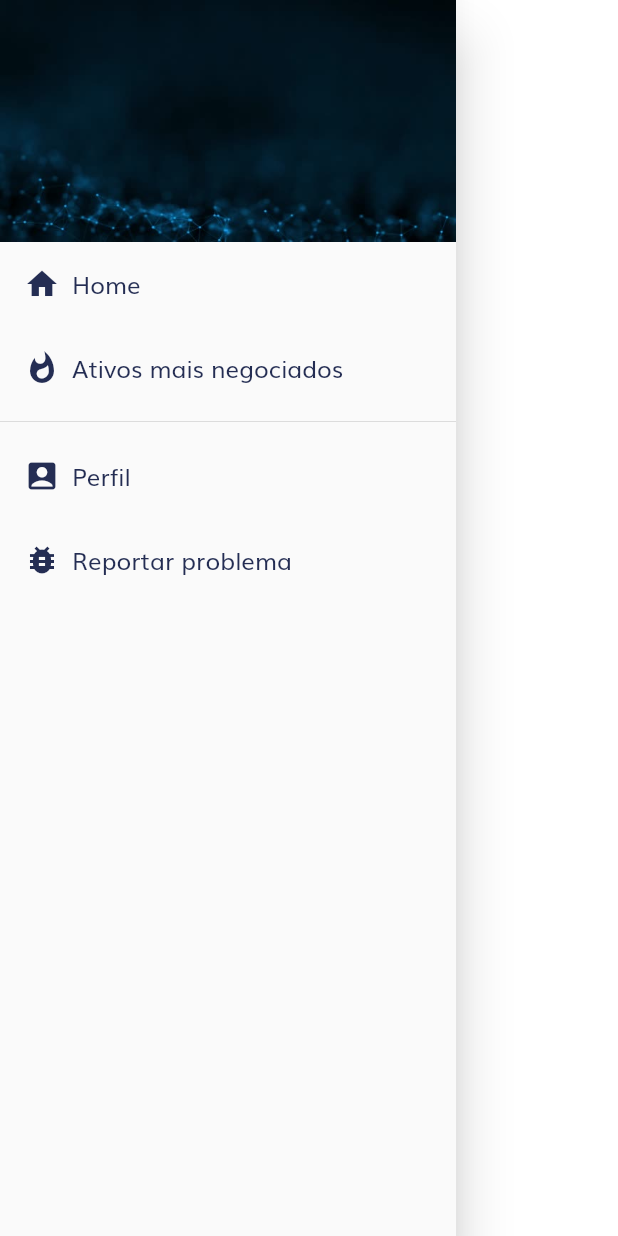
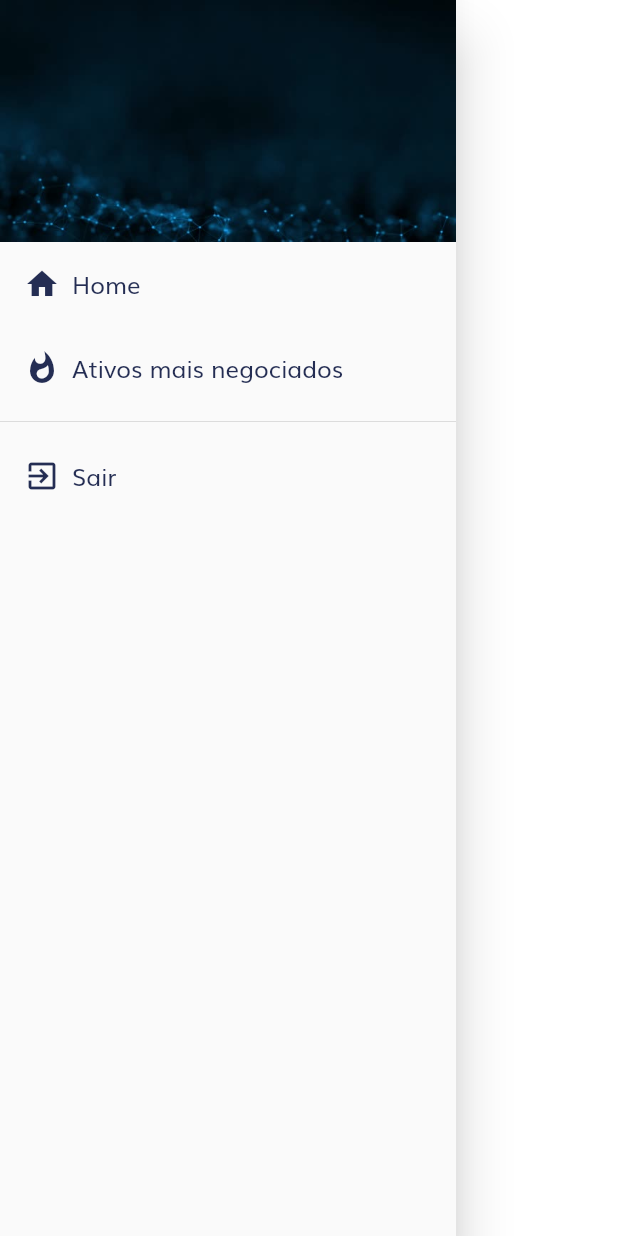
Before and after one commit to marcelomcdev/toro-bank-frontend-flutter, a Flutter app: the AppDrawer widget shown alone on an empty page, opened directly, on a phone screen of 412 x 824 dp. Run offline on Flutter 3.47's test engine with Material 2 defaults, Android fonts, the phone set to English and light mode, and no system bars; our stand-ins replace dartz, dio, flutter_modular, lottie, page_transition, shared_preferences; accounts and stored records are empty; network calls fail.

Commit message:
add logout processo

```diff
--- a/toro_bank_frontend/lib/modules/presenters/pages/shared/drawer/app_drawer.dart
+++ b/toro_bank_frontend/lib/modules/presenters/pages/shared/drawer/app_drawer.dart
@@ -1,4 +1,5 @@
 import 'package:flutter/material.dart';
+import 'package:shared_preferences/shared_preferences.dart';
 import 'package:toro_bank_frontend/modules/presenters/pages/shared/drawer/app_drawer_header.dart';
 import 'package:toro_bank_frontend/modules/presenters/pages/shared/drawer/app_drawer_item.dart';
 
@@ -15,7 +16,7 @@ class AppDrawer extends StatelessWidget {
           AppDrawerItem(
             icon: Icons.home,
             text: 'Home',
-            onTap: () => Navigator.pushReplacementNamed(context, '/'),
+            onTap: () => Navigator.pushReplacementNamed(context, '/home'),
           ),
           AppDrawerItem(
             icon: Icons.whatshot,
@@ -24,8 +25,24 @@ class AppDrawer extends StatelessWidget {
                 Navigator.pushReplacementNamed(context, '/mostnegotiated'),
           ),
           const Divider(),
-          AppDrawerItem(icon: Icons.account_box_rounded, text: 'Perfil'),
-          AppDrawerItem(icon: Icons.bug_report, text: 'Reportar problema'),
+          AppDrawerItem(
+            icon: Icons.exit_to_app,
+            text: 'Sair',
+            onTap: () => {
+              Future.delayed(const Duration(seconds: 0), () async {
+                var prefs = await SharedPreferences.getInstance();
+
+                if (prefs.getInt("userId") > 0) {
+                  await prefs.remove("userId");
+                }
+
+                if (prefs.getString("token") != "") {
+                  await prefs.remove("token");
+                }
+              }),
+              Navigator.pushReplacementNamed(context, '/')
+            },
+          ),
         ],
       ),
     );
```
